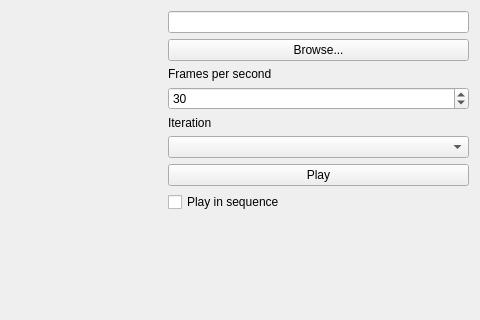
Above: playback.ui from msolomon/Hyena-Communication before the change; both pictures show x 249 to 729 and y 0 to 320 of the 729 by 564 pixel window. Below: the same form after it.
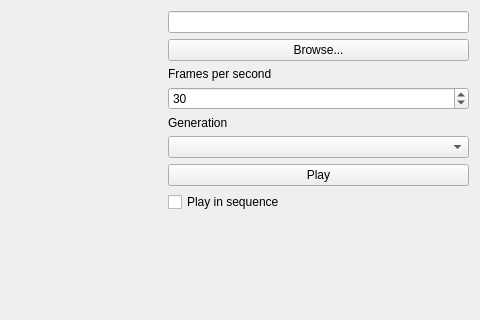
That is the form after the change. Custom widgets are drawn as their Qt base class.

Diff of the .ui file:
```diff
--- a/playback.ui
+++ b/playback.ui
@@ -72,7 +72,7 @@
      <item>
       <widget class="QLabel" name="label">
        <property name="text">
-        <string>Iteration</string>
+        <string>Generation</string>
        </property>
       </widget>
      </item>
```
